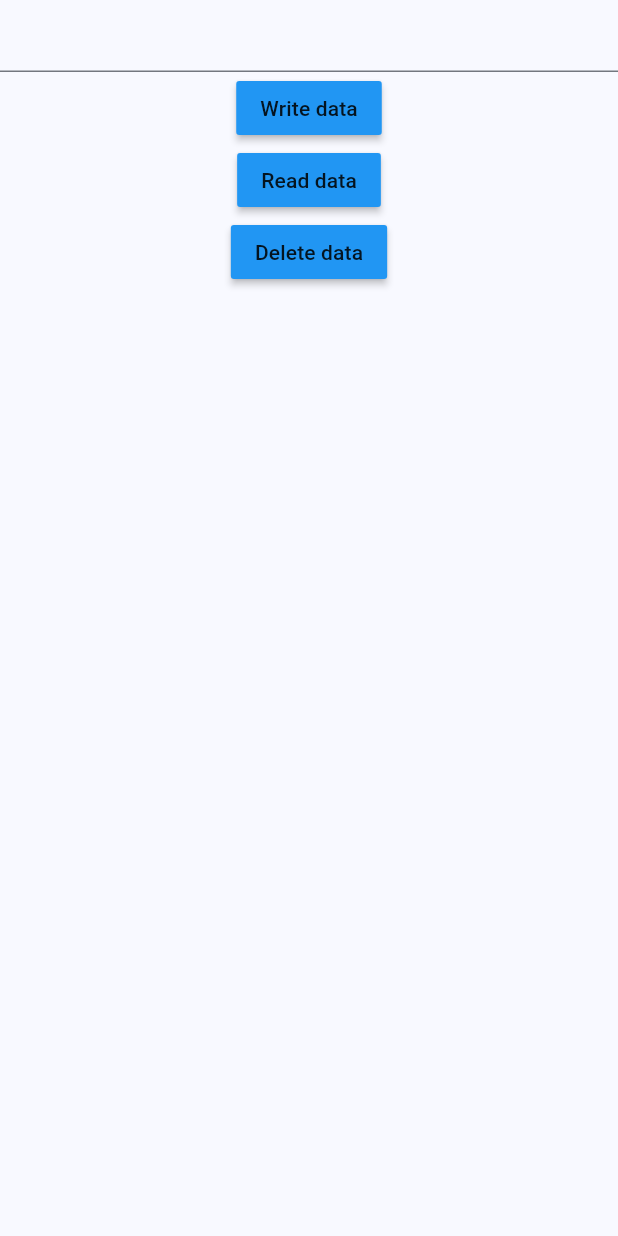
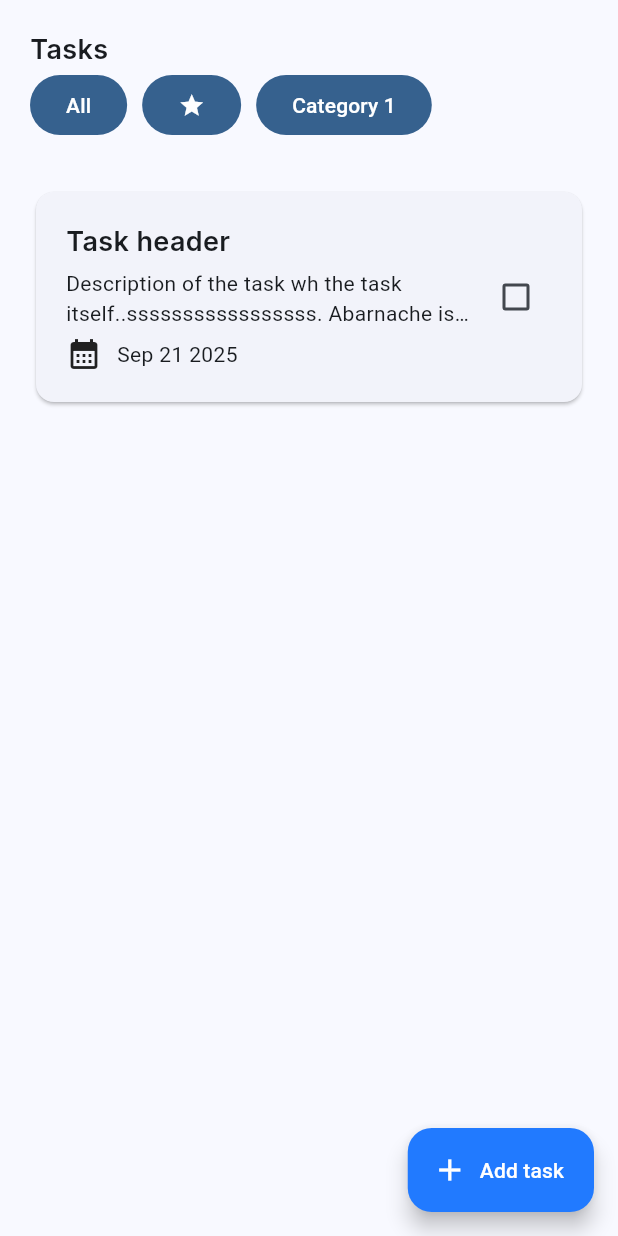
Before and after one commit to hongyi929/HackIT_2025, a Flutter app: the TasksPage screen opened directly, on a phone screen of 412 x 824 dp. Run offline on Flutter 3.47's test engine with Material 3 defaults, Android fonts, the phone set to English and light mode, and no system bars; our stand-ins replace google_fonts, hive_flutter, lottie; accounts and stored records are empty; project files that could hold a hidden picture were left out.

Commit message:
Added unrefined task_widget card & small comments

```diff
--- a/hackit_2025/lib/views/pages/tasks_page.dart
+++ b/hackit_2025/lib/views/pages/tasks_page.dart
@@ -1,4 +1,6 @@
 import 'package:flutter/material.dart';
+import 'package:hackit_2025/data/constants.dart';
+import 'package:hackit_2025/views/widgets/task_widget.dart';
 import 'package:hive_flutter/hive_flutter.dart';
 
 class TasksPage extends StatefulWidget {
@@ -28,61 +30,37 @@ class _TasksPageState extends State<TasksPage> {
   @override
   Widget build(BuildContext context) {
     return Scaffold(
-      body: Center(
+      body: Padding(
+        padding: const EdgeInsets.all(20.0),
         child: Column(
-          mainAxisAlignment: MainAxisAlignment.center,
+          mainAxisAlignment: MainAxisAlignment.start,
+          crossAxisAlignment: CrossAxisAlignment.start,
           children: [
-            TextField(
-              controller: testController,
-              onEditingComplete: () {
-                setState(() {
-                  myBox.put(testController.text, testController.text);
-                  testController.clear();
-                });
-              },
+            Text("Tasks", style: KTextStyle.header1Text),
+            Row(
+              spacing: 10,
+              children: [
+                FilledButton(onPressed: () {
+
+                }, child: Text("All")),
+                FilledButton(onPressed: () {
+
+                }, child: Icon(Icons.star)),
+                FilledButton(onPressed: () {
+
+                }, child: Text("Category 1"))
+              ]
             ),
-            MaterialButton(
-              onPressed: () {
-                writeData();
-              },
-              color: Colors.blue,
-              child: Text("Write data"),
-            ),
-            MaterialButton(
-              onPressed: () {
-                readData();
-              },
-              color: Colors.blue,
-              child: Text("Read data"),
-            ),
-            MaterialButton(
-              onPressed: () {
-                deleteData();
-              },
-              color: Colors.blue,
-              child: Text("Delete data"),
-            ),
-            Expanded(
-              child: ListView.builder(
-                itemCount: myBox.length,
-                itemBuilder: (context, index) {
-                  String name = myBox.getAt(index);
-                  return ListTile(
-                    leading: IconButton(
-                      onPressed: () {
-                        setState(() {
-                          myBox.deleteAt(index);
-                        });
-                      },
-                      icon: Icon(Icons.remove),
-                    ),
-                    title: Text(name),
-                  );
-                },
-              ),
-            ),
-          ],
+            SizedBox(height: 30),
+            TaskWidget()
+          ]
         ),
+      ),
+      floatingActionButton: FloatingActionButton.extended(
+        onPressed: () {},
+        icon: Icon(Icons.add, color: Colors.white),
+        label: Text("Add task", style: TextStyle(color: Colors.white)),
+        backgroundColor: Color(0xFF217AFF),
       ),
     );
   }
--- /dev/null
+++ b/hackit_2025/lib/views/widgets/task_widget.dart
@@ -0,0 +1,52 @@
+import 'package:flutter/material.dart';
+import 'package:hackit_2025/data/constants.dart';
+
+class TaskWidget extends StatelessWidget {
+  const TaskWidget({super.key});
+
+  @override
+  Widget build(BuildContext context) {
+    return Card(
+      child: Padding(
+        padding: EdgeInsets.all(20),
+        child: Container(
+          height: 100,
+          width: double.infinity,
+          // Row to separate 2 items: column of description items, and checkbox.
+          // Expanded widget is used so descriptor items take up all available space from checkbox
+          child: Row(
+            children: [
+              Expanded(
+                // Column for the 3 main descriptor items (Header, Desc, Date.)
+                // Extra row is used to separate calendar icon and date text.
+                child: Column(
+                  mainAxisAlignment: MainAxisAlignment.spaceBetween,
+                  crossAxisAlignment: CrossAxisAlignment.start,
+                  children: [
+                    Text("Task header", style: KTextStyle.header3Text),
+                    // softWrap argument to allow text to go into new line if overflows first line
+                    // maxLines to determine how many lines before ellipsis is triggered
+                    Text(
+                      "Description of the task wh the task itself..sssssssssssssssss. Abarnache ismy favourite",
+                      softWrap: true,
+                      maxLines: 2,
+                      overflow: TextOverflow.ellipsis,
+                    ),
+                    Row(
+                      children: [
+                        Icon(Icons.calendar_month),
+                        SizedBox(width: 10),
+                        Text("Sep 21 2025"),
+                      ],
+                    ),
+                  ],
+                ),
+              ),
+              Checkbox(value: false, onChanged: (value) {}),
+            ],
+          ),
+        ),
+      ),
+    );
+  }
+}
```
